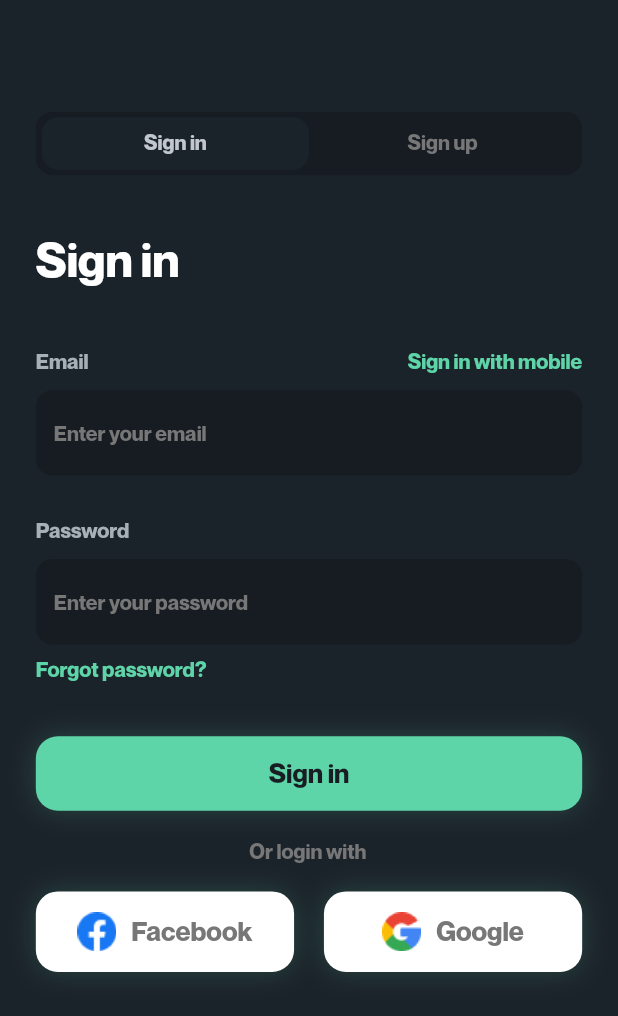
After one commit to Kmssiz/Crypto_App, a Flutter app: the Sign screen opened directly, on a phone screen of 412 x 824 dp. The commit adds this screen. Shown: the top 1016 px of the screen. Run offline on Flutter 3.47's test engine with Material 2 defaults, Android fonts, the phone set to English and light mode, and no system bars; our stand-ins replace flutter_screenutil.

Commit message:
Sign in-up implementation

```diff
--- a/lib/Screens/onboarding_page.dart
+++ b/lib/Screens/onboarding_page.dart
@@ -1,3 +1,5 @@
+import 'package:crypto_app/Screens/sign_page.dart';
+import 'package:crypto_app/widgets/Button.dart';
 import 'package:flutter/material.dart';
 import 'package:flutter_screenutil/flutter_screenutil.dart';
 import 'package:crypto_app/models/onboard_data.dart';
@@ -94,27 +96,24 @@ class _OnBoarrdingState extends State<OnBoarrding> {
                       ),
                       GestureDetector(
                         onTap: () {
+                          if (currentPage == 2) {
+                            Navigator.push(
+                              context,
+                              MaterialPageRoute(builder: (context) => Sign()),
+                            );
+                          } else {
                             _pageController.nextPage(
                                 duration: const Duration(milliseconds: 400),
                                 curve: Curves.easeInOut);
+                          }
                         },
-                        child: Padding(
-                          padding: EdgeInsets.fromLTRB(0, 40.76.h, 0, 0),
-                          child: Container(
-                            decoration: BoxDecoration(
-                              borderRadius: BorderRadius.circular(16.r),
-                              color: const Color(0xFF5ED5A8),
-                              boxShadow: [
-                                BoxShadow(
-                                    color: const Color(0xFF5ED5A8)
-                                        .withOpacity(0.2),
-                                    blurRadius: 16.r),
-                              ],
-                            ),
+                        child: Button(
+                          top: 40.76.h,
                           height: 54.h,
                           width: 180.w,
-                            child: Center(
-                              child: Text(
+                          radius: 16.r,
+                          color: const Color(0xFF5ED5A8),
+                          widget: Text(
                             currentPage == 2 ? 'Finish' : 'Next',
                             style: Theme.of(context)
                                 .textTheme
@@ -123,8 +122,6 @@ class _OnBoarrdingState extends State<OnBoarrding> {
                           ),
                         ),
                       ),
-                        ),
-                      )
                     ],
                   ),
                 ),
--- /dev/null
+++ b/lib/Screens/sign_page.dart
@@ -0,0 +1,99 @@
+import 'package:crypto_app/Screens/sign_prototype.dart';
+import 'package:flutter/material.dart';
+import 'package:flutter_screenutil/flutter_screenutil.dart';
+
+class Sign extends StatefulWidget {
+  Sign({Key? key}) : super(key: key);
+
+  @override
+  State<Sign> createState() => _SignState();
+}
+
+class _SignState extends State<Sign> with SingleTickerProviderStateMixin {
+  late TabController _controller;
+  int _selectedIndex = 0;
+  @override
+  void initState() {
+    super.initState();
+    _controller = TabController(length: 2, vsync: this);
+    _controller.addListener(() {
+      setState(() {
+        _selectedIndex = _controller.index;
+      });
+    });
+  }
+
+  @override
+  void dispose() {
+    _controller.dispose();
+    super.dispose();
+  }
+
+  @override
+  Widget build(BuildContext context) {
+    return SafeArea(
+      child: DefaultTabController(
+        length: 2,
+        child: Scaffold(
+          resizeToAvoidBottomInset: false,
+          body: Column(
+            children: [
+              Padding(
+                padding: EdgeInsets.fromLTRB(24.w, 81.h, 24.w, 0),
+                child: Container(
+                  decoration: BoxDecoration(
+                      color: const Color(0xFF161C22),
+                      borderRadius: BorderRadius.circular(12.r)),
+                  height: 46.h,
+                  width: 366.w,
+                  child: Padding(
+                    padding: EdgeInsets.fromLTRB(4.w, 4.h, 4.w, 4.h),
+                    child: TabBar(
+                      controller: _controller,
+                      indicator: BoxDecoration(
+                          color: const Color(0xFF1B232A),
+                          borderRadius: BorderRadius.circular(12.r)),
+                      tabs: [
+                        Tab(
+                          child: Text(
+                            'Sign in',
+                            style: _selectedIndex == 0
+                                ? Theme.of(context)
+                                    .textTheme
+                                    .bodyText2
+                                    ?.copyWith(color: const Color(0xFFC1C7CD))
+                                : Theme.of(context).textTheme.bodyText2,
+                          ),
+                        ),
+                        Tab(
+                          child: Text(
+                            'Sign up',
+                            style: _selectedIndex == 1
+                                ? Theme.of(context)
+                                    .textTheme
+                                    .bodyText2
+                                    ?.copyWith(color: const Color(0xFFC1C7CD))
+                                : Theme.of(context).textTheme.bodyText2,
+                          ),
+                        ),
+                      ],
+                    ),
+                  ),
+                ),
+              ),
+              Expanded(
+                child: TabBarView(
+                  controller: _controller,
+                  children: const [
+                    SignScreen(type: 0, text: 'Sign in'),
+                    SignScreen(type: 1, text: 'Sign up'),
+                  ],
+                ),
+              ),
+            ],
+          ),
+        ),
+      ),
+    );
+  }
+}
--- /dev/null
+++ b/lib/Screens/sign_prototype.dart
@@ -0,0 +1,200 @@
+import 'package:crypto_app/widgets/Button.dart';
+import 'package:flutter/material.dart';
+import 'package:flutter_screenutil/flutter_screenutil.dart';
+
+class SignScreen extends StatefulWidget {
+  final int type;
+  final String text;
+  const SignScreen({Key? key, required this.type, required this.text})
+      : super(key: key);
+
+  @override
+  _SignScreenState createState() => _SignScreenState();
+}
+
+class _SignScreenState extends State<SignScreen> {
+  bool hide_password = true;
+  @override
+  Widget build(BuildContext context) {
+    return Padding(
+      padding: EdgeInsets.fromLTRB(24.w, 40.h, 24.w, 0),
+      child: Column(
+        crossAxisAlignment: CrossAxisAlignment.start,
+        children: [
+          Text(
+            widget.text,
+            style: TextStyle(
+              color: const Color(0xFFFFFFFF),
+              fontSize: 32.sp,
+              fontWeight: FontWeight.w600,
+            ),
+          ),
+          Padding(
+            padding: EdgeInsets.only(top: 44.h),
+            child: Row(
+              mainAxisAlignment: MainAxisAlignment.spaceBetween,
+              children: [
+                Text(
+                  'Email',
+                  style: Theme.of(context)
+                      .textTheme
+                      .bodyText2
+                      ?.copyWith(color: const Color(0xFFA7AFB7)),
+                ),
+                Text(
+                  widget.type == 0
+                      ? 'Sign in with mobile'
+                      : 'Register with mobile',
+                  style: TextStyle(
+                    color: const Color(0xFF5ED5A8),
+                    fontSize: 14.sp,
+                    fontWeight: FontWeight.w600,
+                  ),
+                ),
+              ],
+            ),
+          ),
+          Padding(
+            padding: EdgeInsets.only(top: 12.h),
+            child: TextFormField(
+              style: Theme.of(context).textTheme.bodyText2,
+              decoration: InputDecoration(
+                hintText: widget.type == 0
+                    ? 'Enter your email'
+                    : 'Please enter email',
+                hintStyle: Theme.of(context).textTheme.bodyText2,
+                filled: true,
+                fillColor: const Color(0xFF161C22),
+                border: OutlineInputBorder(
+                    borderRadius: BorderRadius.circular(12.r),
+                    borderSide: BorderSide.none),
+              ),
+            ),
+          ),
+          Padding(
+            padding: EdgeInsets.only(top: 30.h),
+            child: Text(
+              'Password',
+              style: Theme.of(context)
+                  .textTheme
+                  .bodyText2
+                  ?.copyWith(color: const Color(0xFFA7AFB7)),
+            ),
+          ),
+          Padding(
+            padding: EdgeInsets.only(top: 12.h),
+            child: TextFormField(
+              obscureText: hide_password,
+              style: Theme.of(context).textTheme.bodyText2,
+              decoration: InputDecoration(
+                suffix: GestureDetector(
+                  onTap: () {
+                    setState(() {
+                      if (hide_password == true) {
+                        hide_password = false;
+                      } else {
+                        hide_password = true;
+                      }
+                    });
+                  },
+                  child: const Text('show'),
+                ),
+                hintText: widget.type == 0
+                    ? 'Enter your password'
+                    : 'Please enter password',
+                hintStyle: Theme.of(context).textTheme.bodyText2,
+                filled: true,
+                fillColor: const Color(0xFF161C22),
+                border: OutlineInputBorder(
+                    borderRadius: BorderRadius.circular(12.r),
+                    borderSide: BorderSide.none),
+              ),
+            ),
+          ),
+          widget.type == 0
+              ? Padding(
+                  padding: EdgeInsets.only(top: 8.h),
+                  child: Text(
+                    'Forgot password?',
+                    style: TextStyle(
+                      color: const Color(0xFF5ED5A8),
+                      fontSize: 14.sp,
+                      fontWeight: FontWeight.w600,
+                    ),
+                  ),
+                )
+              : Container(),
+          Button(
+            top: 40.h,
+            height: 54.h,
+            width: 366.w,
+            radius: 16.r,
+            color: const Color(0xFF5ED5A8),
+            widget: Text(
+              widget.type == 0 ? 'Sign in' : 'Sign up',
+              style: Theme.of(context)
+                  .textTheme
+                  .bodyText1
+                  ?.copyWith(color: const Color(0xFF171D22)),
+            ),
+          ),
+          Padding(
+            padding: EdgeInsets.fromLTRB(143.w, 20.h, 143.w, 0),
+            child: Text('Or login with',
+                style: Theme.of(context).textTheme.bodyText2),
+          ),
+          Padding(
+            padding: EdgeInsets.only(top: 20.h),
+            child: Row(
+              children: [
+                Button(
+                  top: 0,
+                  height: 54.w,
+                  width: 173.w,
+                  radius: 16.r,
+                  color: const Color(0xFFFFFFFF),
+                  widget: Row(
+                    mainAxisAlignment: MainAxisAlignment.center,
+                    children: [
+                      Image.asset('assets/Facebook.png'),
+                      SizedBox(
+                        width: 10.w,
+                      ),
+                      Text(
+                        'Facebook',
+                        style: Theme.of(context).textTheme.bodyText1,
+                      )
+                    ],
+                  ),
+                ),
+                SizedBox(
+                  width: 20.w,
+                ),
+                Button(
+                  top: 0,
+                  height: 54.w,
+                  width: 173.w,
+                  radius: 16.r,
+                  color: const Color(0xFFFFFFFF),
+                  widget: Row(
+                    mainAxisAlignment: MainAxisAlignment.center,
+                    children: [
+                      Image.asset('assets/Google.png'),
+                      SizedBox(
+                        width: 10.w,
+                      ),
+                      Text(
+                        'Google',
+                        style: Theme.of(context).textTheme.bodyText1,
+                      )
+                    ],
+                  ),
+                )
+              ],
+            ),
+          )
+        ],
+      ),
+    );
+  }
+}
--- a/lib/app.dart
+++ b/lib/app.dart
@@ -1,5 +1,5 @@
+import 'package:crypto_app/Screens/onboarding_page.dart';
 import 'package:flutter/material.dart';
-import 'Screens/onboarding_page.dart';
 import 'package:flutter_screenutil/flutter_screenutil.dart';
 
 class App extends StatelessWidget {
@@ -30,7 +30,7 @@ class App extends StatelessWidget {
             fontWeight: FontWeight.w600,
           ),
           bodyText2: TextStyle(
-            color: const Color(0xFF0F1828),
+            color: const Color(0xFF777777),
             fontSize: 14.sp,
             fontWeight: FontWeight.w600,
           ),
--- /dev/null
+++ b/lib/widgets/Button.dart
@@ -0,0 +1,44 @@
+import 'package:flutter/material.dart';
+import 'package:flutter_screenutil/flutter_screenutil.dart';
+
+class Button extends StatelessWidget {
+  final double top;
+  final double height;
+  final double width;
+  final double radius;
+  final Color color;
+  final Widget widget;
+
+  const Button(
+      {Key? key,
+      required this.top,
+      required this.height,
+      required this.width,
+      required this.radius,
+      required this.color,
+      required this.widget})
+      : super(key: key);
+
+  @override
+  Widget build(BuildContext context) {
+    return Padding(
+      padding: EdgeInsets.fromLTRB(0, top, 0, 0),
+      child: Container(
+        decoration: BoxDecoration(
+          borderRadius: BorderRadius.circular(radius),
+          color: color,
+          boxShadow: [
+            BoxShadow(
+                color: const Color(0xFF5ED5A8).withOpacity(0.2),
+                blurRadius: 16.r),
+          ],
+        ),
+        height: height,
+        width: width,
+        child: Center(
+          child: widget,
+        ),
+      ),
+    );
+  }
+}
```
Also changed, not shown: assets/Facebook.png (added), assets/Google.png (added), assets/password.png (added). Lines whose indentation alone changed are shown as unchanged.
